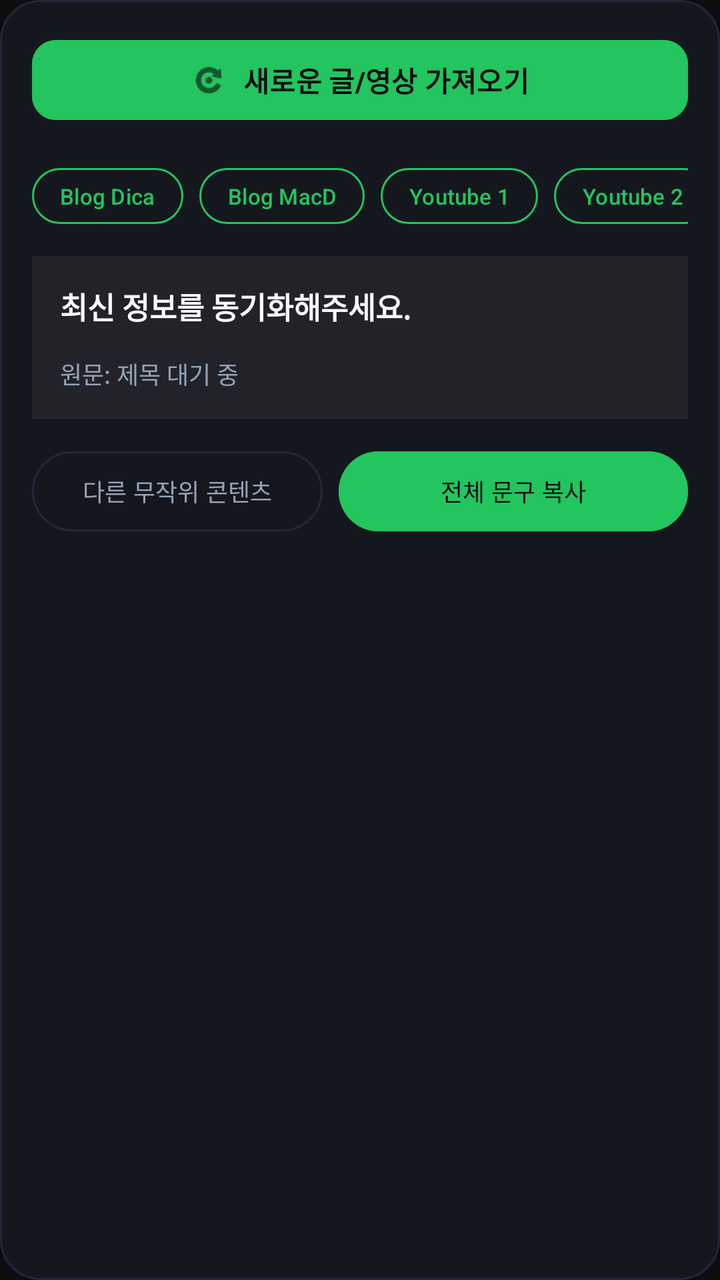
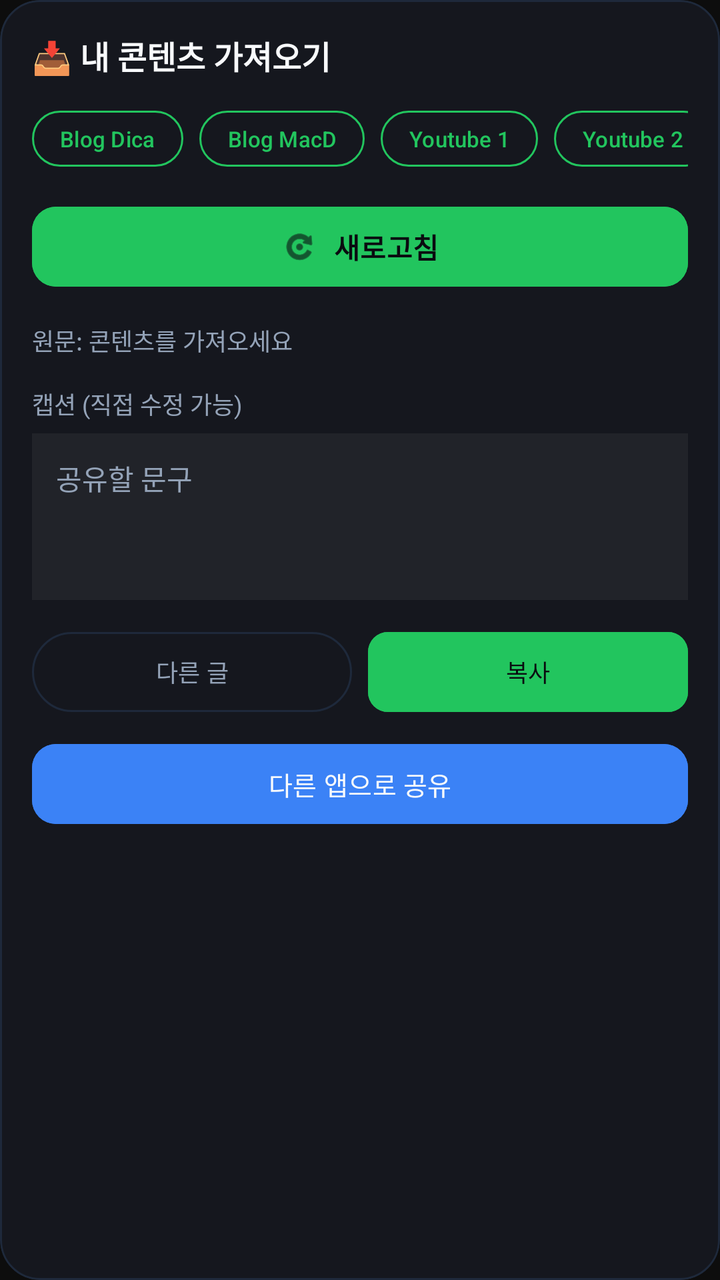

The first picture is an Android layout as it rendered before a commit; the second is the same layout after the commit. The layout source and the unified diff follow.
<!-- AndroidManifest.xml: application theme Theme.Snshub -->
<!-- res/layout/item_content_sync.xml -->
<?xml version="1.0" encoding="utf-8"?>
<com.google.android.material.card.MaterialCardView xmlns:android="http://schemas.android.com/apk/res/android"
    xmlns:app="http://schemas.android.com/apk/res-auto"
    android:layout_width="match_parent"
    android:layout_height="wrap_content"
    android:layout_marginBottom="16dp"
    app:cardBackgroundColor="@color/card_dark"
    app:cardCornerRadius="20dp"
    app:strokeWidth="1dp"
    app:strokeColor="@color/divider"
    app:cardElevation="0dp">

    <LinearLayout
        android:layout_width="match_parent"
        android:layout_height="wrap_content"
        android:orientation="vertical"
        android:padding="16dp">

        
        <com.google.android.material.button.MaterialButton
            android:id="@+id/btnRefreshAll"
            android:layout_width="match_parent"
            android:layout_height="wrap_content"
            android:text="새로운 글/영상 가져오기"
            android:textSize="14sp"
            android:textStyle="bold"
            app:cornerRadius="12dp"
            android:backgroundTint="@color/accent_primary"
            android:textColor="@color/bg_dark"
            android:layout_marginBottom="16dp"
            app:icon="@android:drawable/ic_menu_rotate"
            app:iconGravity="textStart"
            app:iconTint="@color/bg_dark" />

        <HorizontalScrollView
            android:layout_width="match_parent"
            android:layout_height="wrap_content"
            android:scrollbars="none">

            <LinearLayout
                android:layout_width="wrap_content"
                android:layout_height="wrap_content"
                android:orientation="horizontal">

                <com.google.android.material.button.MaterialButton
                    android:id="@+id/btnSourceBlog1"
                    style="?attr/materialButtonOutlinedStyle"
                    android:layout_width="wrap_content"
                    android:layout_height="wrap_content"
                    android:text="Blog Dica"
                    android:textSize="11sp"
                    android:minWidth="0dp"
                    android:paddingHorizontal="14dp"
                    android:minHeight="36dp"
                    app:strokeColor="@color/accent_primary"
                    android:textColor="@color/accent_primary" />

                <com.google.android.material.button.MaterialButton
                    android:id="@+id/btnSourceBlog2"
                    style="?attr/materialButtonOutlinedStyle"
                    android:layout_width="wrap_content"
                    android:layout_height="wrap_content"
                    android:layout_marginStart="8dp"
                    android:text="Blog MacD"
                    android:textSize="11sp"
                    android:minWidth="0dp"
                    android:paddingHorizontal="14dp"
                    android:minHeight="36dp"
                    app:strokeColor="@color/accent_primary"
                    android:textColor="@color/accent_primary" />

                <com.google.android.material.button.MaterialButton
                    android:id="@+id/btnSourceYt1"
                    style="?attr/materialButtonOutlinedStyle"
                    android:layout_width="wrap_content"
                    android:layout_height="wrap_content"
                    android:layout_marginStart="8dp"
                    android:text="Youtube 1"
                    android:textSize="11sp"
                    android:minWidth="0dp"
                    android:paddingHorizontal="14dp"
                    android:minHeight="36dp"
                    app:strokeColor="@color/accent_primary"
                    android:textColor="@color/accent_primary" />

                <com.google.android.material.button.MaterialButton
                    android:id="@+id/btnSourceYt2"
                    style="?attr/materialButtonOutlinedStyle"
                    android:layout_width="wrap_content"
                    android:layout_height="wrap_content"
                    android:layout_marginStart="8dp"
                    android:text="Youtube 2"
                    android:textSize="11sp"
                    android:minWidth="0dp"
                    android:paddingHorizontal="14dp"
                    android:minHeight="36dp"
                    app:strokeColor="@color/accent_primary"
                    android:textColor="@color/accent_primary" />
            </LinearLayout>
        </HorizontalScrollView>

        <LinearLayout
            android:layout_width="match_parent"
            android:layout_height="wrap_content"
            android:orientation="vertical"
            android:layout_marginTop="12dp"
            android:padding="14dp"
            android:background="#0DFFFFFF">

            <TextView
                android:id="@+id/textHookingExample"
                android:layout_width="match_parent"
                android:layout_height="wrap_content"
                android:textColor="@color/text_primary"
                android:textSize="15sp"
                android:textStyle="bold"
                android:lineSpacingExtra="6dp"
                android:text="최신 정보를 동기화해주세요." />

            <TextView
                android:id="@+id/textContentPreview"
                android:layout_width="match_parent"
                android:layout_height="wrap_content"
                android:layout_marginTop="14dp"
                android:textColor="@color/text_secondary"
                android:textSize="12sp"
                android:text="원문: 제목 대기 중" />
        </LinearLayout>

        <LinearLayout
            android:layout_width="match_parent"
            android:layout_height="wrap_content"
            android:orientation="horizontal"
            android:layout_marginTop="12dp">

            <com.google.android.material.button.MaterialButton
                android:id="@+id/btnNextContent"
                style="?attr/materialButtonOutlinedStyle"
                android:layout_width="0dp"
                android:layout_height="wrap_content"
                android:layout_weight="1"
                android:text="다른 무작위 콘텐츠"
                android:textSize="12sp"
                app:strokeColor="@color/divider"
                android:textColor="@color/text_secondary" />

            <com.google.android.material.button.MaterialButton
                android:id="@+id/btnCopyContent"
                android:layout_width="0dp"
                android:layout_height="wrap_content"
                android:layout_weight="1.2"
                android:layout_marginStart="8dp"
                android:text="전체 문구 복사"
                android:textSize="12sp"
                android:backgroundTint="@color/accent_primary"
                android:textColor="@color/bg_dark" />
        </LinearLayout>

    </LinearLayout>
</com.google.android.material.card.MaterialCardView>
<!-- resources referenced by this layout -->
<resources>
  <color name="accent_primary">#22C55E</color>
  <color name="bg_dark">#0A0B10</color>
  <color name="card_dark">#15171E</color>
  <color name="divider">#1E293B</color>
  <color name="text_primary">#F8FAFC</color>
  <color name="text_secondary">#94A3B8</color>
  <style name="Theme.Snshub" parent="Theme.Material3.DayNight.NoActionBar">
          <item name="android:windowBackground">#0d0d0d</item>
          <item name="android:statusBarColor">#101010</item>
          <item name="android:navigationBarColor">#0d0d0d</item>
      </style>
</resources>

<!-- the commit's change to res/layout/item_content_sync.xml (unified diff, before → after) -->
@@ -16,25 +16,18 @@
         android:orientation="vertical"
         android:padding="16dp">
 
-        
-        <com.google.android.material.button.MaterialButton
-            android:id="@+id/btnRefreshAll"
+        <TextView
             android:layout_width="match_parent"
             android:layout_height="wrap_content"
-            android:text="새로운 글/영상 가져오기"
-            android:textSize="14sp"
-            android:textStyle="bold"
-            app:cornerRadius="12dp"
-            android:backgroundTint="@color/accent_primary"
-            android:textColor="@color/bg_dark"
-            android:layout_marginBottom="16dp"
-            app:icon="@android:drawable/ic_menu_rotate"
-            app:iconGravity="textStart"
-            app:iconTint="@color/bg_dark" />
+            android:text="📥 내 콘텐츠 가져오기"
+            android:textColor="@color/text_primary"
+            android:textSize="16sp"
+            android:textStyle="bold" />
 
         <HorizontalScrollView
             android:layout_width="match_parent"
             android:layout_height="wrap_content"
+            android:layout_marginTop="12dp"
             android:scrollbars="none">
 
             <LinearLayout
@@ -99,33 +92,56 @@
             </LinearLayout>
         </HorizontalScrollView>
 
-        <LinearLayout
+        <com.google.android.material.button.MaterialButton
+            android:id="@+id/btnRefreshAll"
             android:layout_width="match_parent"
             android:layout_height="wrap_content"
-            android:orientation="vertical"
             android:layout_marginTop="12dp"
-            android:padding="14dp"
-            android:background="#0DFFFFFF">
+            android:text="새로고침"
+            android:textSize="14sp"
+            android:textStyle="bold"
+            app:cornerRadius="12dp"
+            android:backgroundTint="@color/accent_primary"
+            android:textColor="@color/bg_dark"
+            app:icon="@android:drawable/ic_menu_rotate"
+            app:iconGravity="textStart"
+            app:iconTint="@color/bg_dark" />
 
-            <TextView
-                android:id="@+id/textHookingExample"
-                android:layout_width="match_parent"
-                android:layout_height="wrap_content"
-                android:textColor="@color/text_primary"
-                android:textSize="15sp"
-                android:textStyle="bold"
-                android:lineSpacingExtra="6dp"
-                android:text="최신 정보를 동기화해주세요." />
+        <TextView
+            android:id="@+id/textContentPreview"
+            android:layout_width="match_parent"
+            android:layout_height="wrap_content"
+            android:layout_marginTop="14dp"
+            android:textColor="@color/text_secondary"
+            android:textSize="12sp"
+            android:lineSpacingExtra="3dp"
+            android:text="원문: 콘텐츠를 가져오세요" />
 
-            <TextView
-                android:id="@+id/textContentPreview"
-                android:layout_width="match_parent"
-                android:layout_height="wrap_content"
-                android:layout_marginTop="14dp"
-                android:textColor="@color/text_secondary"
-                android:textSize="12sp"
-                android:text="원문: 제목 대기 중" />
-        </LinearLayout>
+        <TextView
+            android:layout_width="match_parent"
+            android:layout_height="wrap_content"
+            android:layout_marginTop="14dp"
+            android:text="캡션 (직접 수정 가능)"
+            android:textColor="@color/text_secondary"
+            android:textSize="12sp" />
+
+        <EditText
+            android:id="@+id/editCaption"
+            android:layout_width="match_parent"
+            android:layout_height="wrap_content"
+            android:layout_marginTop="6dp"
+            android:background="#0DFFFFFF"
+            android:padding="12dp"
+            android:gravity="top|start"
+            android:minLines="3"
+            android:maxLines="6"
+            android:inputType="textMultiLine|textCapSentences"
+            android:scrollbars="vertical"
+            android:hint="공유할 문구"
+            android:textColor="@color/text_primary"
+            android:textColorHint="@color/text_secondary"
+            android:textSize="14sp"
+            android:lineSpacingExtra="3dp" />
 
         <LinearLayout
             android:layout_width="match_parent"
@@ -139,7 +155,7 @@
                 android:layout_width="0dp"
                 android:layout_height="wrap_content"
                 android:layout_weight="1"
-                android:text="다른 무작위 콘텐츠"
+                android:text="다른 글"
                 android:textSize="12sp"
                 app:strokeColor="@color/divider"
                 android:textColor="@color/text_secondary" />
@@ -148,13 +164,25 @@
                 android:id="@+id/btnCopyContent"
                 android:layout_width="0dp"
                 android:layout_height="wrap_content"
-                android:layout_weight="1.2"
+                android:layout_weight="1"
                 android:layout_marginStart="8dp"
-                android:text="전체 문구 복사"
+                android:text="복사"
                 android:textSize="12sp"
+                app:cornerRadius="10dp"
                 android:backgroundTint="@color/accent_primary"
                 android:textColor="@color/bg_dark" />
         </LinearLayout>
 
+        <com.google.android.material.button.MaterialButton
+            android:id="@+id/btnShareSheet"
+            android:layout_width="match_parent"
+            android:layout_height="wrap_content"
+            android:layout_marginTop="8dp"
+            android:text="다른 앱으로 공유"
+            android:textSize="13sp"
+            app:cornerRadius="12dp"
+            android:backgroundTint="@color/accent_blue"
+            android:textColor="@color/text_primary" />
+
     </LinearLayout>
 </com.google.android.material.card.MaterialCardView>
<!-- resource entries referenced after the edit -->
@@ -1,5 +1,6 @@
 <!-- resources referenced by this layout -->
 <resources>
+  <color name="accent_blue">#3B82F6</color>
   <color name="accent_primary">#22C55E</color>
   <color name="bg_dark">#0A0B10</color>
   <color name="card_dark">#15171E</color>
